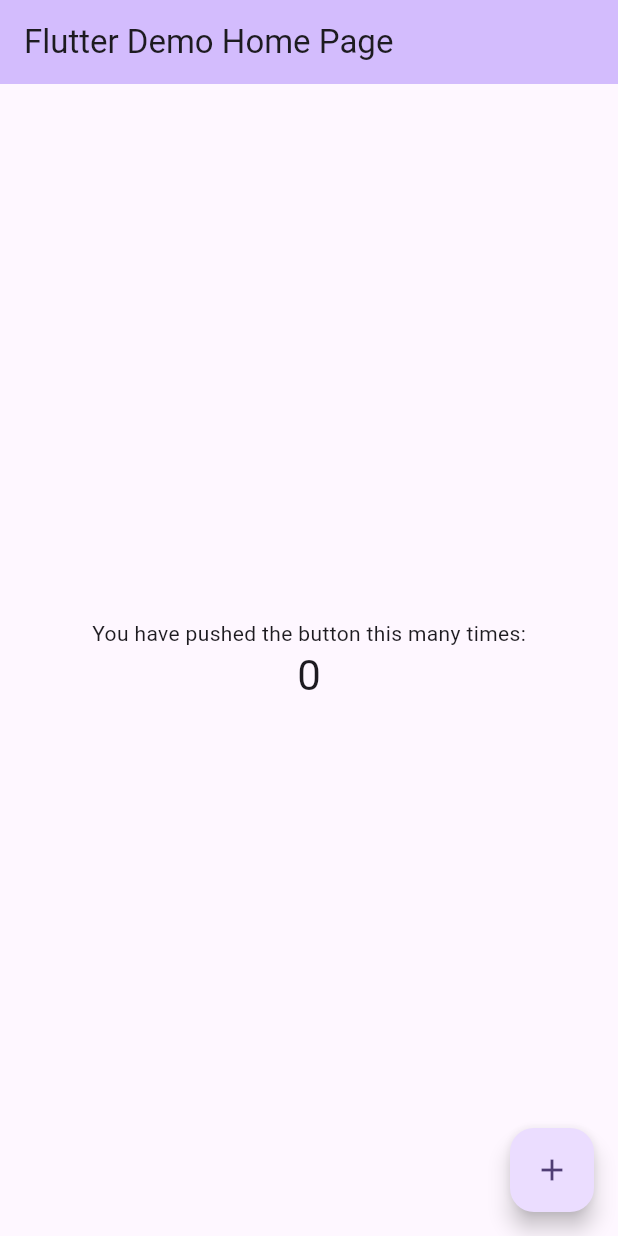
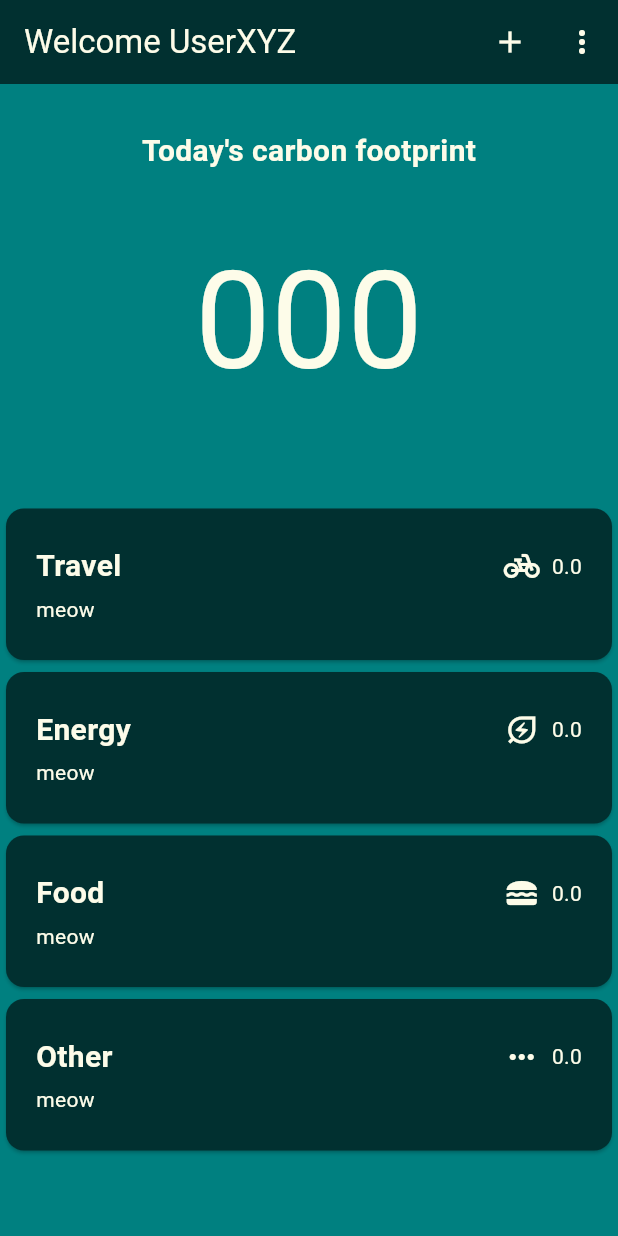
Before and after one commit to Deadlock-exe/c12-track-app, a Flutter app: the screen it shows after launch, on a phone screen of 412 x 824 dp. Run offline on Flutter 3.47's test engine with Material 3 defaults, Android fonts, the phone set to English and light mode, and no system bars.

Commit message:
added main ui components

```diff
--- /dev/null
+++ b/lib/lists/footprint.dart
@@ -0,0 +1,68 @@
+import 'package:c12_track/main_ui/models/footprints.dart';
+import 'package:flutter/material.dart';
+
+class Footprint extends StatelessWidget {
+  const Footprint(this.footprintInstance, {super.key});
+
+  final Footprints footprintInstance;
+
+  @override
+  Widget build(BuildContext context) {
+    return Card(
+      color: const Color(0xFF013030),
+      child: Padding(
+        padding: const EdgeInsets.symmetric(
+          horizontal: 20,
+          vertical: 24,
+        ),
+        child: Column(
+          crossAxisAlignment: CrossAxisAlignment.start,
+          children: [
+            Row(
+              children: [
+                Text(
+                  footprintInstance.footprintName,
+                  style: const TextStyle(
+                      color: Color(0xFFFDFCE9),
+                      fontSize: 20,
+                      fontWeight: FontWeight.bold),
+                ),
+                const Spacer(),
+                Row(
+                  children: [
+                    Icon(
+                      footprintIcons[footprintInstance.footprintnames],
+                      color: const Color(0xFFFDFCE9),
+                    ),
+                    const SizedBox(
+                      width: 8,
+                    ),
+                    Text(
+                      footprintInstance.amount.toString(),
+                      style: const TextStyle(
+                        color: Color(0xFFFDFCE9),
+                      ),
+                    ),
+                  ],
+                ),
+              ],
+            ),
+            const SizedBox(
+              height: 4,
+            ),
+            Row(
+              children: [
+                Text(
+                  footprintInstance.suggestion.toString(),
+                  style: const TextStyle(
+                    color: Color(0xFFFDFCE9),
+                  ),
+                ),
+              ],
+            ),
+          ],
+        ),
+      ),
+    );
+  }
+}
--- /dev/null
+++ b/lib/lists/footprints_list.dart
@@ -0,0 +1,27 @@
+import 'package:c12_track/lists/footprint.dart';
+import 'package:flutter/material.dart';
+import '../main_ui/models/footprints.dart';
+
+class FootprintsList extends StatelessWidget {
+  const FootprintsList({
+    super.key,
+    required this.footprintslist,
+  });
+
+  final List<Footprints> footprintslist;
+
+  @override
+  Widget build(BuildContext context) {
+    return ListView.builder(
+      itemCount: footprintslist.length,
+      itemBuilder: (context, index) => Dismissible(
+        key: ValueKey(
+          footprintslist[index],
+        ),
+        child: Footprint(
+          footprintslist[index],
+        ),
+      ),
+    );
+  }
+}
--- a/lib/main.dart
+++ b/lib/main.dart
@@ -1,125 +1,8 @@
+import 'package:c12_track/main_ui/pages/homepage.dart';
 import 'package:flutter/material.dart';
 
 void main() {
-  runApp(const MyApp());
+  runApp(const MaterialApp(
+    home: HomePage(),
+  ));
 }
-
-class MyApp extends StatelessWidget {
-  const MyApp({super.key});
-
-  // This widget is the root of your application.
-  @override
-  Widget build(BuildContext context) {
-    return MaterialApp(
-      title: 'Flutter Demo',
-      theme: ThemeData(
-        // This is the theme of your application.
-        //
-        // TRY THIS: Try running your application with "flutter run". You'll see
-        // the application has a purple toolbar. Then, without quitting the app,
-        // try changing the seedColor in the colorScheme below to Colors.green
-        // and then invoke "hot reload" (save your changes or press the "hot
-        // reload" button in a Flutter-supported IDE, or press "r" if you used
-        // the command line to start the app).
-        //
-        // Notice that the counter didn't reset back to zero; the application
-        // state is not lost during the reload. To reset the state, use hot
-        // restart instead.
-        //
-        // This works for code too, not just values: Most code changes can be
-        // tested with just a hot reload.
-        colorScheme: ColorScheme.fromSeed(seedColor: Colors.deepPurple),
-        useMaterial3: true,
-      ),
-      home: const MyHomePage(title: 'Flutter Demo Home Page'),
-    );
-  }
-}
-
-class MyHomePage extends StatefulWidget {
-  const MyHomePage({super.key, required this.title});
-
-  // This widget is the home page of your application. It is stateful, meaning
-  // that it has a State object (defined below) that contains fields that affect
-  // how it looks.
-
-  // This class is the configuration for the state. It holds the values (in this
-  // case the title) provided by the parent (in this case the App widget) and
-  // used by the build method of the State. Fields in a Widget subclass are
-  // always marked "final".
-
-  final String title;
-
-  @override
-  State<MyHomePage> createState() => _MyHomePageState();
-}
-
-class _MyHomePageState extends State<MyHomePage> {
-  int _counter = 0;
-
-  void _incrementCounter() {
-    setState(() {
-      // This call to setState tells the Flutter framework that something has
-      // changed in this State, which causes it to rerun the build method below
-      // so that the display can reflect the updated values. If we changed
-      // _counter without calling setState(), then the build method would not be
-      // called again, and so nothing would appear to happen.
-      _counter++;
-    });
-  }
-
-  @override
-  Widget build(BuildContext context) {
-    // This method is rerun every time setState is called, for instance as done
-    // by the _incrementCounter method above.
-    //
-    // The Flutter framework has been optimized to make rerunning build methods
-    // fast, so that you can just rebuild anything that needs updating rather
-    // than having to individually change instances of widgets.
-    return Scaffold(
-      appBar: AppBar(
-        // TRY THIS: Try changing the color here to a specific color (to
-        // Colors.amber, perhaps?) and trigger a hot reload to see the AppBar
-        // change color while the other colors stay the same.
-        backgroundColor: Theme.of(context).colorScheme.inversePrimary,
-        // Here we take the value from the MyHomePage object that was created by
-        // the App.build method, and use it to set our appbar title.
-        title: Text(widget.title),
-      ),
-      body: Center(
-        // Center is a layout widget. It takes a single child and positions it
-        // in the middle of the parent.
-        child: Column(
-          // Column is also a layout widget. It takes a list of children and
-          // arranges them vertically. By default, it sizes itself to fit its
-          // children horizontally, and tries to be as tall as its parent.
-          //
-          // Column has various properties to control how it sizes itself and
-          // how it positions its children. Here we use mainAxisAlignment to
-          // center the children vertically; the main axis here is the vertical
-          // axis because Columns are vertical (the cross axis would be
-          // horizontal).
-          //
-          // TRY THIS: Invoke "debug painting" (choose the "Toggle Debug Paint"
-          // action in the IDE, or press "p" in the console), to see the
-          // wireframe for each widget.
-          mainAxisAlignment: MainAxisAlignment.center,
-          children: <Widget>[
-            const Text(
-              'You have pushed the button this many times:',
-            ),
-            Text(
-              '$_counter',
-              style: Theme.of(context).textTheme.headlineMedium,
-            ),
-          ],
-        ),
-      ),
-      floatingActionButton: FloatingActionButton(
-        onPressed: _incrementCounter,
-        tooltip: 'Increment',
-        child: const Icon(Icons.add),
-      ), // This trailing comma makes auto-formatting nicer for build methods.
-    );
-  }
-}
--- /dev/null
+++ b/lib/main_ui/models/footprints.dart
@@ -0,0 +1,41 @@
+import 'package:flutter/material.dart';
+
+enum FootprintName { travel, energy, food, other }
+
+const footprintIcons = {
+  FootprintName.travel: Icons.pedal_bike,
+  FootprintName.energy: Icons.energy_savings_leaf_outlined,
+  FootprintName.food: Icons.lunch_dining,
+  FootprintName.other: Icons.more_horiz,
+};
+
+class Footprints {
+  Footprints({
+    required this.footprintName,
+    required this.amount,
+    required this.suggestion,
+    required this.footprintnames,
+  });
+
+  final String footprintName;
+  final double amount;
+  final String suggestion;
+  final FootprintName footprintnames;
+}
+
+class FootprintsBucket {
+  const FootprintsBucket({
+    required this.footprintnames,
+    required this.footprints,
+  });
+
+  FootprintsBucket.forFootprintName(
+      List<Footprints> allFootprints, this.footprintnames)
+      : footprints = allFootprints
+            .where((footprintInstance) =>
+                footprintInstance.footprintnames == footprintnames)
+            .toList();
+
+  final FootprintName footprintnames;
+  final List<Footprints> footprints;
+}
--- /dev/null
+++ b/lib/main_ui/pages/homepage.dart
@@ -0,0 +1,98 @@
+import 'package:c12_track/lists/footprints_list.dart';
+import 'package:c12_track/main_ui/models/footprints.dart';
+import 'package:flutter/material.dart';
+import 'package:c12_track/main_ui/widgets/footprint_number.dart';
+
+class HomePage extends StatefulWidget {
+  const HomePage({super.key});
+
+  @override
+  State<HomePage> createState() => _HomePageState();
+}
+
+class _HomePageState extends State<HomePage> {
+  final List<Footprints> _addedFootprints = [
+    Footprints(
+      footprintName: "Travel",
+      amount: 00,
+      suggestion: "meow",
+      footprintnames: FootprintName.travel,
+    ),
+    Footprints(
+      footprintName: "Energy",
+      amount: 00,
+      suggestion: "meow",
+      footprintnames: FootprintName.energy,
+    ),
+    Footprints(
+      footprintName: "Food",
+      amount: 00,
+      suggestion: "meow",
+      footprintnames: FootprintName.food,
+    ),
+    Footprints(
+      footprintName: "Other",
+      amount: 00,
+      suggestion: "meow",
+      footprintnames: FootprintName.other,
+    ),
+  ];
+  @override
+  Widget build(BuildContext context) {
+    Widget mainContent = const Center(
+      child: Text(
+        "No footprints yet",
+        style: TextStyle(
+          color: Color(0xFFFDFCE9),
+        ),
+      ),
+    );
+
+    if (_addedFootprints.isNotEmpty) {
+      mainContent = FootprintsList(
+        footprintslist: _addedFootprints,
+      );
+    }
+
+    return Scaffold(
+      appBar: AppBar(
+        title: const Text("Welcome UserXYZ"),
+        backgroundColor: const Color(0xFF013030),
+        foregroundColor: const Color(0xFFFDFCE9),
+        actions: [
+          IconButton(
+            onPressed: () {},
+            icon: const Icon(Icons.add),
+          ),
+          IconButton(
+            onPressed: () {},
+            icon: const Icon(Icons.more_vert),
+          )
+        ],
+      ),
+      backgroundColor: const Color(0xFF008080),
+      body: Column(
+        mainAxisSize: MainAxisSize.max,
+        children: [
+          const SizedBox(
+            height: 30,
+          ),
+          const Text(
+            "Today's carbon footprint",
+            style: TextStyle(
+                color: Color(0xFFFDFCE9),
+                fontSize: 20,
+                fontWeight: FontWeight.bold),
+          ),
+          const FootprintNumber(),
+          const SizedBox(
+            height: 20,
+          ),
+          Expanded(
+            child: mainContent,
+          ),
+        ],
+      ),
+    );
+  }
+}
--- /dev/null
+++ b/lib/main_ui/widgets/footprint_number.dart
@@ -0,0 +1,29 @@
+import 'package:flutter/material.dart';
+
+class FootprintNumber extends StatelessWidget {
+  const FootprintNumber({super.key});
+
+  @override
+  Widget build(BuildContext context) {
+    return Container(
+      color: const Color(0xFF008080),
+      margin: const EdgeInsets.all(0),
+      padding: const EdgeInsets.symmetric(
+        vertical: 0,
+        horizontal: 0,
+      ),
+      width: double.infinity,
+      height: 200,
+      child: const Center(
+        child: Text(
+          "000",
+          style: TextStyle(
+            color: Color(0xFFFDFCE9),
+            fontSize: 90,
+            decoration: TextDecoration.none,
+          ),
+        ),
+      ),
+    );
+  }
+}
```
